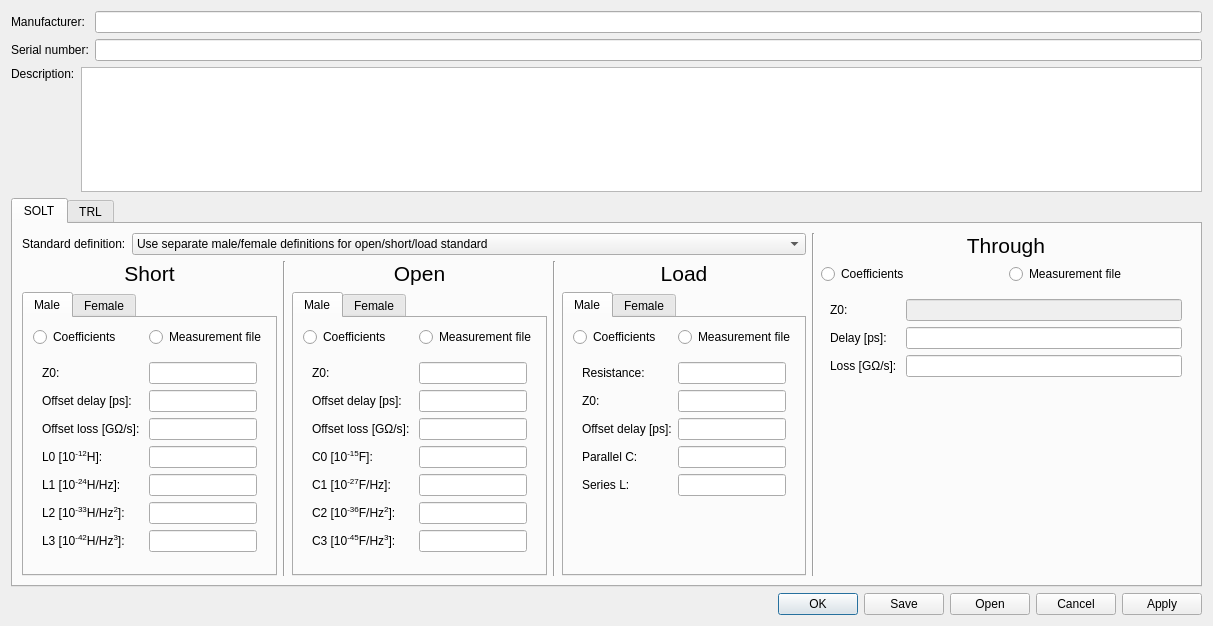
The window that Software/PC_Application/Calibration/calkitdialog.ui (jankae/LibreVNA) describes before a commit, drawn with Qt 5.
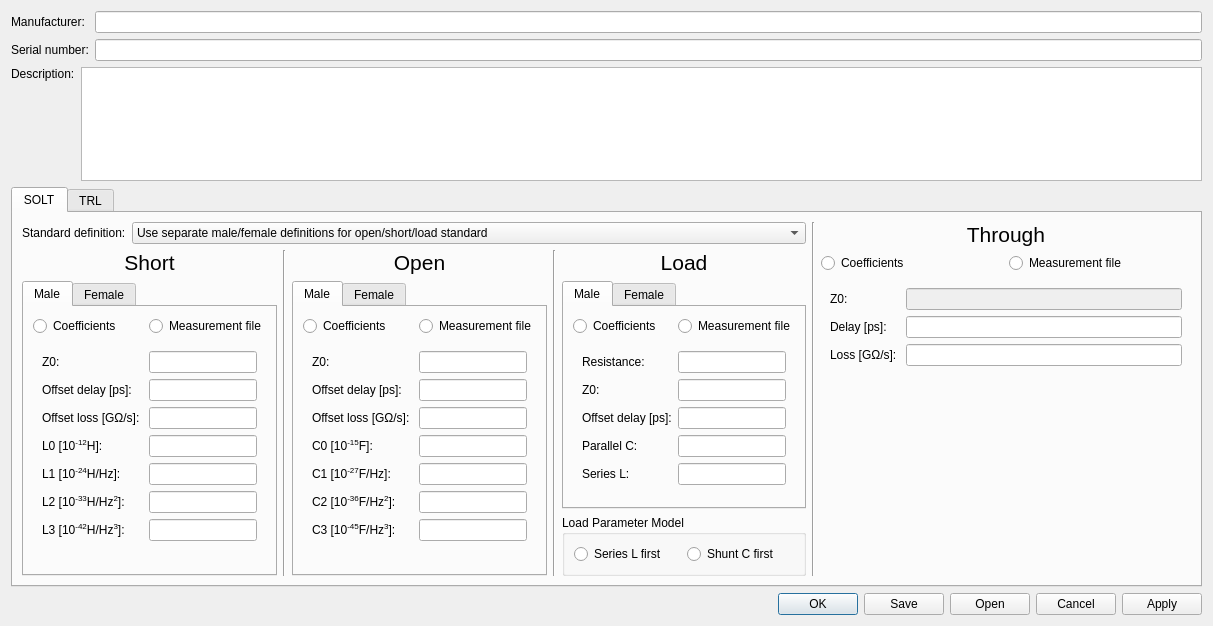
The same window after the commit. The open tabs and pages were chosen to show the change. Custom widgets are drawn as their Qt base class.

Commit message: selectable calkit load model

What changed in the file:
```diff
--- a/Software/PC_Application/Calibration/calkitdialog.ui
+++ b/Software/PC_Application/Calibration/calkitdialog.ui
@@ -940,6 +940,35 @@
                  </widget>
                 </widget>
                </item>
+               <item>
+                <widget class="QGroupBox" name="groupBox">
+                 <property name="title">
+                  <string>Load Parameter Model</string>
+                 </property>
+                 <layout class="QHBoxLayout" name="horizontalLayout_15">
+                  <item>
+                   <widget class="QRadioButton" name="load_L_first">
+                    <property name="text">
+                     <string>Series L first</string>
+                    </property>
+                    <attribute name="buttonGroup">
+                     <string notr="true">LoadModel</string>
+                    </attribute>
+                   </widget>
+                  </item>
+                  <item>
+                   <widget class="QRadioButton" name="load_C_first">
+                    <property name="text">
+                     <string>Shunt C first</string>
+                    </property>
+                    <attribute name="buttonGroup">
+                     <string notr="true">LoadModel</string>
+                    </attribute>
+                   </widget>
+                  </item>
+                 </layout>
+                </widget>
+               </item>
               </layout>
              </item>
             </layout>
```
Left out of the diff: 9 changed lines with no effect on the pictures. The commit also changes 3 other files.
